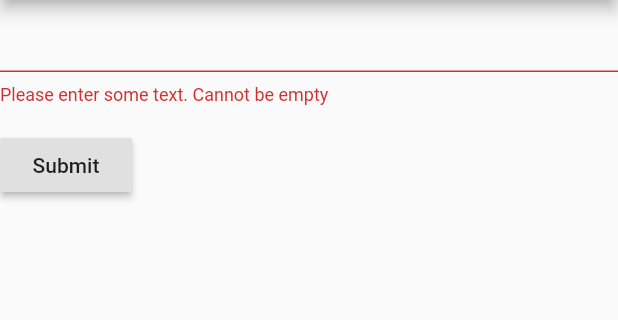
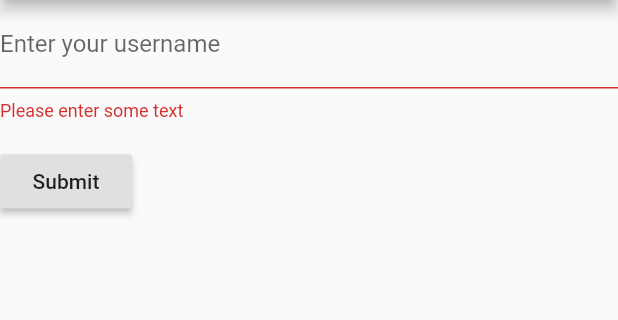
Before and after one commit to dotekien/flutter-form, a Flutter app: the screen it shows after launch, after a tap on "Submit", on a phone screen of 412 x 824 dp, the part 84-404 px from its top. Run offline on Flutter 3.47's test engine with Material 2 defaults, Android fonts, the phone set to English and light mode, and no system bars.

Commit message:
added text field label

```diff
--- a/lib/main.dart
+++ b/lib/main.dart
@@ -46,9 +46,12 @@ class _MyHomePageState extends State<MyHomePage> {
                 crossAxisAlignment: CrossAxisAlignment.start,
                 children: <Widget>[
                   TextFormField(
+                    decoration: InputDecoration(
+                        labelText: 'Enter your username'
+                    ),
                     validator: (value) {
                       if (value.isEmpty) {
-                        return 'Please enter some text. Cannot be empty';
+                        return 'Please enter some text';
                       }
                       return null;
                     },
```
